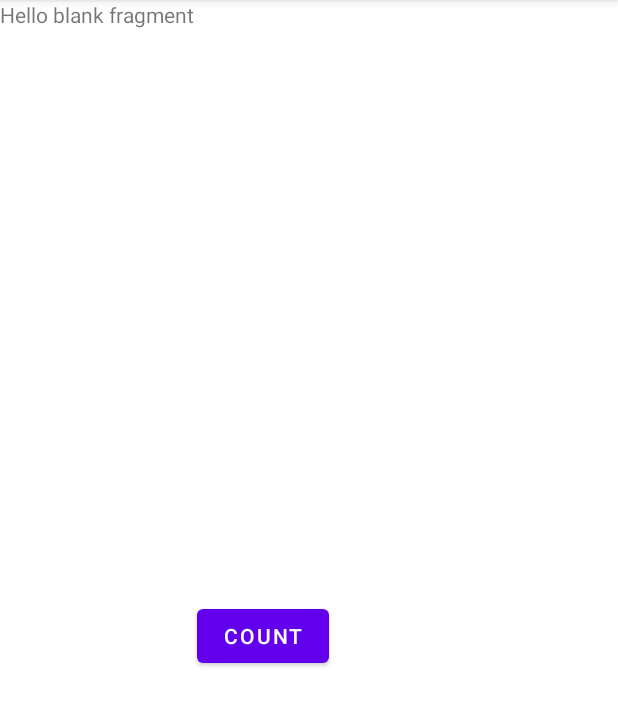
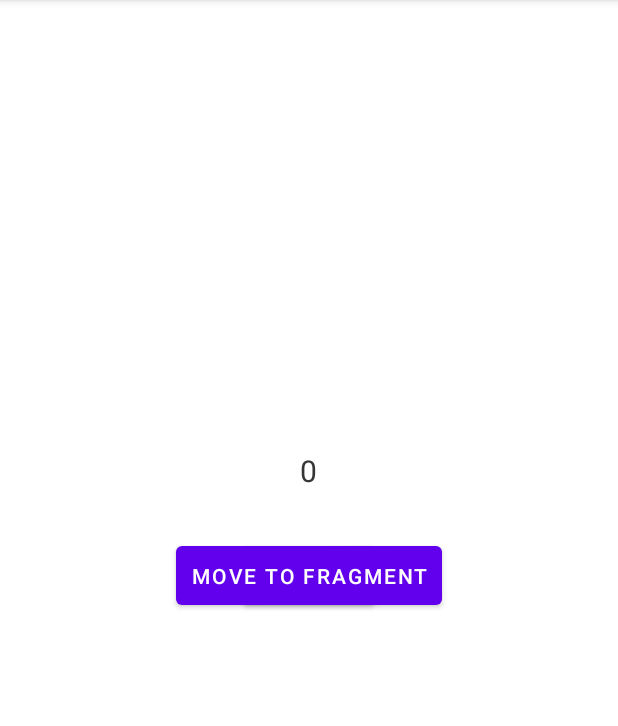
Before and after one commit to MykolaOnyshchuk/CHI_Software_Test_Task, an Android app: the fragment CounterFragment placed in its activity, on a phone screen of 412 x 824 dp, the part 84-810 px from its top. Run offline under Robolectric (Android 15) with nearby library versions, the phone set to English and light mode, and no system bars.

Commit message:
Added counting TextViews, ViewModel, implemented counter and changed layouts

```diff
--- a/app/build.gradle
+++ b/app/build.gradle
@@ -38,6 +38,7 @@ dependencies {
     implementation 'com.google.android.material:material:1.6.1'
     implementation 'androidx.constraintlayout:constraintlayout:2.1.4'
     implementation 'androidx.legacy:legacy-support-v4:1.0.0'
+    implementation 'androidx.fragment:fragment-ktx:1.5.2'
     testImplementation 'junit:junit:4.+'
     androidTestImplementation 'androidx.test.ext:junit:1.1.3'
     androidTestImplementation 'androidx.test.espresso:espresso-core:3.4.0'
--- /dev/null
+++ b/app/src/main/java/project/mykolaonyshchuk/chisoftwaretesttask/CountViewModel.kt
@@ -0,0 +1,17 @@
+package project.mykolaonyshchuk.chisoftwaretesttask
+
+import androidx.lifecycle.LiveData
+import androidx.lifecycle.MutableLiveData
+import androidx.lifecycle.ViewModel
+
+class CountViewModel: ViewModel() {
+    val count = MutableLiveData<Int>(0)
+
+    fun setCount(c: Int) {
+        count.value = c
+    }
+
+    fun getCount(): LiveData<Int> {
+        return count
+    }
+}
--- a/app/src/main/java/project/mykolaonyshchuk/chisoftwaretesttask/CounterFragment.kt
+++ b/app/src/main/java/project/mykolaonyshchuk/chisoftwaretesttask/CounterFragment.kt
@@ -5,6 +5,10 @@ import androidx.fragment.app.Fragment
 import android.view.LayoutInflater
 import android.view.View
 import android.view.ViewGroup
+import android.widget.Button
+import android.widget.TextView
+import androidx.fragment.app.FragmentManager
+import androidx.fragment.app.viewModels
 
 // TODO: Rename parameter arguments, choose names that match
 // the fragment initialization parameters, e.g. ARG_ITEM_NUMBER
@@ -20,6 +24,10 @@ class CounterFragment : Fragment() {
     // TODO: Rename and change types of parameters
     private var param1: String? = null
     private var param2: String? = null
+    private var count: Int = 0
+    lateinit var fragmentCountButton: Button
+    lateinit var fragmentCountResult: TextView
+    private val countViewModel: CountViewModel by viewModels()
 
     override fun onCreate(savedInstanceState: Bundle?) {
         super.onCreate(savedInstanceState)
@@ -56,4 +64,19 @@ class CounterFragment : Fragment() {
                 }
             }
     }
+
+    override fun onViewCreated(view: View, savedInstanceState: Bundle?) {
+        super.onViewCreated(view, savedInstanceState)
+
+        fragmentCountButton = view.findViewById(R.id.fragment_count_button)
+        fragmentCountResult = view.findViewById(R.id.fragment_count_result)
+
+        fragmentCountResult.text = countViewModel.getCount().value.toString()
+
+        fragmentCountButton.setOnClickListener {
+            count++
+            countViewModel.setCount(count)
+            fragmentCountResult.text = count.toString()
+        }
+    }
 }
--- a/app/src/main/java/project/mykolaonyshchuk/chisoftwaretesttask/MainActivity.kt
+++ b/app/src/main/java/project/mykolaonyshchuk/chisoftwaretesttask/MainActivity.kt
@@ -4,23 +4,32 @@ import androidx.appcompat.app.AppCompatActivity
 import android.os.Bundle
 import android.view.View
 import android.widget.Button
+import android.widget.TextView
+import androidx.activity.viewModels
+import androidx.fragment.app.FragmentManager
 
 class MainActivity : AppCompatActivity(), View.OnClickListener {
-    lateinit var activityCountButton: Button
+    private lateinit var activityCountButton: Button
+    private lateinit var activityCountResult: TextView
+    private val countViewModel: CountViewModel by viewModels()
+
     override fun onCreate(savedInstanceState: Bundle?) {
         super.onCreate(savedInstanceState)
         setContentView(R.layout.activity_main)
+        activityCountButton = findViewById(R.id.activity_count_button)
+        activityCountResult = findViewById(R.id.activity_count_result)
 
-        activityCountButton = findViewById(R.id.activity_count_button)
         activityCountButton.setOnClickListener(this)
 
         //supportFragmentManager.beginTransaction().add(R.id.fragment_container, CounterFragment()).commit()
-
+        countViewModel.getCount().observe(this, {activityCountResult.text = it.toString()})
     }
 
-    override fun onClick(v: View) {
-        if (v.id == R.id.activity_count_button) {
-            getSupportFragmentManager().beginTransaction().replace(R.id.fragment_container, CounterFragment()).commit()
+    override fun onClick(view: View) {
+        val fm: FragmentManager = getSupportFragmentManager()
+
+        if (view.id == R.id.activity_count_button) {
+            fm.beginTransaction().replace(R.id.fragment_container, CounterFragment()).commit()
             activityCountButton.setVisibility(View.GONE)
         }
     }
--- a/app/src/main/res/layout/activity_main.xml
+++ b/app/src/main/res/layout/activity_main.xml
@@ -1,8 +1,7 @@
 <?xml version="1.0" encoding="utf-8"?>
-<androidx.constraintlayout.widget.ConstraintLayout xmlns:android="http://schemas.android.com/apk/res/android"
+<FrameLayout xmlns:android="http://schemas.android.com/apk/res/android"
     xmlns:app="http://schemas.android.com/apk/res-auto"
     xmlns:tools="http://schemas.android.com/tools"
-    android:id="@+id/activity_main"
     android:layout_width="match_parent"
     android:layout_height="match_parent"
     tools:context=".MainActivity">
@@ -11,21 +10,24 @@
         android:id="@+id/activity_count_button"
         android:layout_width="wrap_content"
         android:layout_height="wrap_content"
-        android:layout_marginStart="350dp"
-        android:layout_marginTop="400dp"
+        android:layout_gravity="center"
+        android:padding="10dp"
         android:onClick="this"
-        android:text="@string/count_button"
-        app:layout_constraintEnd_toEndOf="parent"
-        app:layout_constraintEnd_toStartOf="@+id/fragment_container"
-        app:layout_constraintHorizontal_bias="0.5"
-        app:layout_constraintStart_toEndOf="@+id/fragment_container"
-        app:layout_constraintStart_toStartOf="parent"
-        app:layout_constraintTop_toTopOf="parent"
+        android:text="@string/move_to_fragment"
         tools:ignore="OnClick" />
+
+    <TextView
+        android:id="@+id/activity_count_result"
+        android:layout_width="wrap_content"
+        android:layout_height="wrap_content"
+        android:layout_gravity="center_horizontal"
+        android:layout_marginTop="300dp"
+        android:textSize="20sp"
+        android:text="@string/zero" />
 
     <FrameLayout
         android:id="@+id/fragment_container"
         android:layout_width="match_parent"
-        android:layout_height="match_parent"></FrameLayout>
+        android:layout_height="match_parent" />
 
-</androidx.constraintlayout.widget.ConstraintLayout>
+</FrameLayout>
--- a/app/src/main/res/layout/fragment_counter.xml
+++ b/app/src/main/res/layout/fragment_counter.xml
@@ -5,10 +5,21 @@
     android:layout_height="match_parent"
     tools:context=".CounterFragment">
 
-    <!-- TODO: Update blank fragment layout -->
+    <Button
+        android:id="@+id/fragment_count_button"
+        android:layout_width="wrap_content"
+        android:layout_height="wrap_content"
+        android:layout_gravity="center"
+        android:padding="10dp"
+        android:text="@string/count_button" />
+
     <TextView
-        android:layout_width="match_parent"
-        android:layout_height="match_parent"
-        android:text="@string/hello_blank_fragment" />
+        android:id="@+id/fragment_count_result"
+        android:layout_width="wrap_content"
+        android:layout_height="wrap_content"
+        android:layout_gravity="center_horizontal"
+        android:layout_marginTop="300dp"
+        android:textSize="20sp"
+        android:text="@string/zero" />
 
 </FrameLayout>
--- a/app/src/main/res/values/strings.xml
+++ b/app/src/main/res/values/strings.xml
@@ -3,4 +3,7 @@
     <!-- TODO: Remove or change this placeholder text -->
     <string name="hello_blank_fragment">Hello blank fragment</string>
     <string name="count_button">Count</string>
+    <string name="zero">0</string>
+    <string name="move_to_fragment">Move to fragment</string>
+    <string name="back">Back</string>
 </resources>
```
